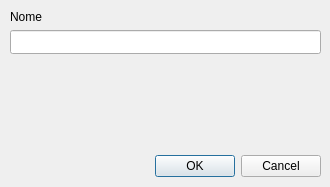
First picture: the form in dialogs/point.ui, repository cragapito/qtkamal, before the edit.
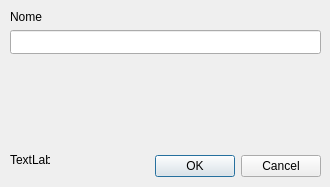
Second picture: the form after the edit. Icons and pictures are not drawn. Custom widgets are drawn as their Qt base class.

Commit message: Adicionado preview de ícone na edição.

Diff of the .ui file:
```diff
--- a/dialogs/point.ui
+++ b/dialogs/point.ui
@@ -87,6 +87,19 @@
     <enum>Qt::NoFocus</enum>
    </property>
   </widget>
+  <widget class="QLabel" name="iconPreview">
+   <property name="geometry">
+    <rect>
+     <x>10</x>
+     <y>140</y>
+     <width>40</width>
+     <height>40</height>
+    </rect>
+   </property>
+   <property name="text">
+    <string>TextLabel</string>
+   </property>
+  </widget>
  </widget>
  <customwidgets>
   <customwidget>
```
The commit also changes 3 other files.
